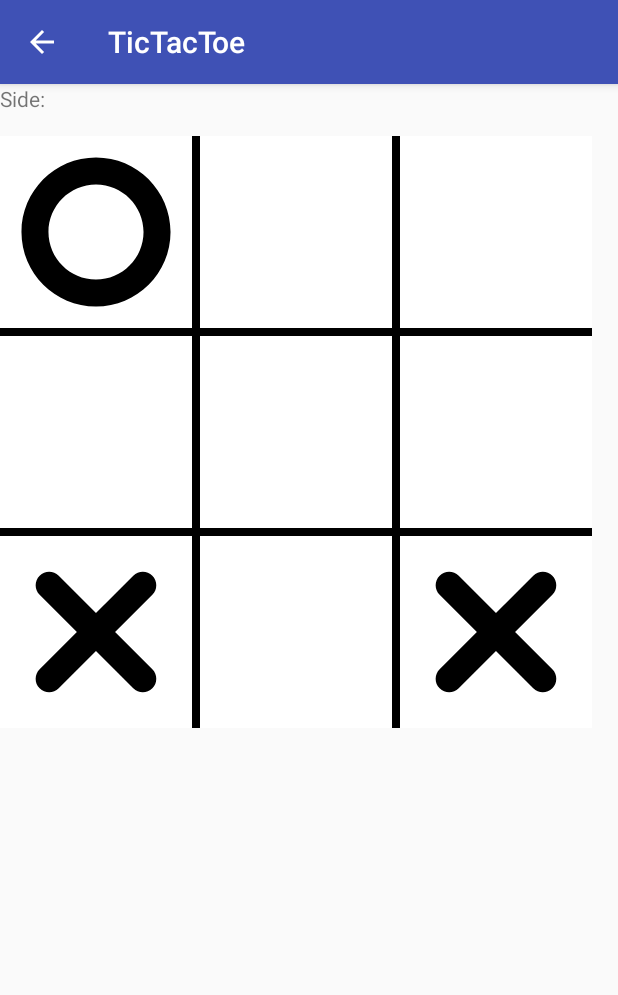
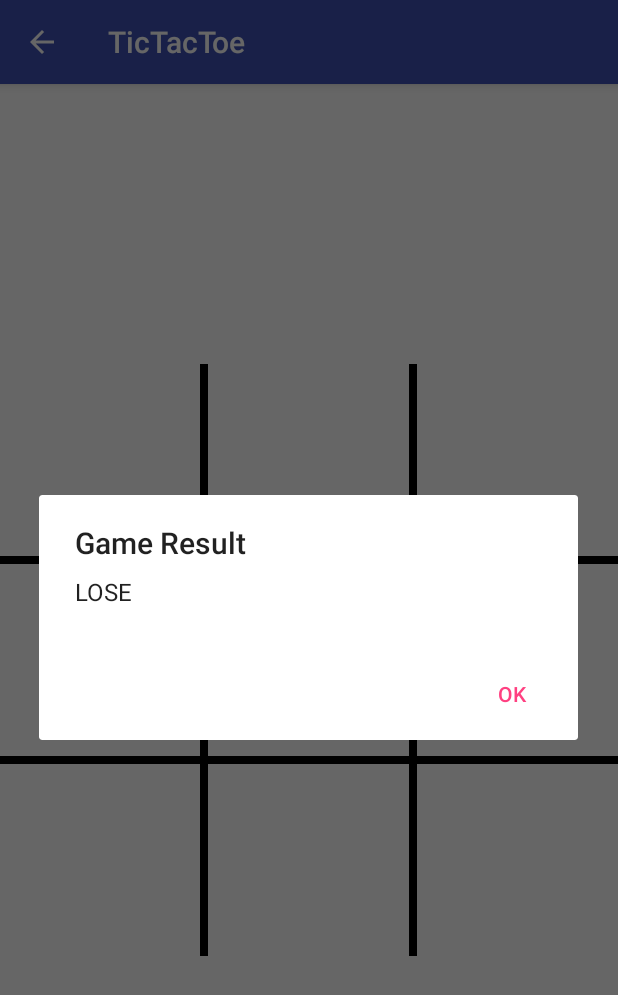
Before and after one commit to id-igv/android-tictactoe, an Android app: the GameActivity screen opened directly, with no data from a screen before it, after a tap on "00 cell", on a phone screen of 412 x 824 dp. Shown: the top 995 px of the screen. Run offline under Robolectric (Android 15) with nearby library versions, the phone set to English and light mode, and no system bars; 1 statement that could not run was skipped; 1 other tap on this screen came first.

Commit message:
fix: pve - bot starts game; game layout changed

```diff
--- a/app/src/main/java/com/igv/tictactoe/Game.java
+++ b/app/src/main/java/com/igv/tictactoe/Game.java
@@ -73,6 +73,7 @@ public class Game {
         return playerA.getSide() == side ? playerA : playerB;
     }
 
+    public Player getPlayerA() { return this.playerA; }
     public Player getPlayerB() { return this.playerB; }
 
     public Player getCurrentPlayer() {
--- a/app/src/main/java/com/igv/tictactoe/GameActivity.java
+++ b/app/src/main/java/com/igv/tictactoe/GameActivity.java
@@ -124,6 +124,16 @@ public class GameActivity extends AppCompatActivity {
                     }
                 }
         );
+
+        // if PVE and player chose side 'O' machine makes 1st move
+        if ((session.getPlayerB().getType() == Player.PLAYER_MACHINE)
+                && session.getPlayerB().getSide() == GameSettings.PLAYER_SIDE_X) {
+
+            int[] move = ((Machine) session.getPlayerB()).move(session.getField());
+            cellClick(move[0], move[1], findViewById(
+                    getResources().getIdentifier("cell" + move[0] + move[1] + "Btn", "id", getPackageName())
+            ));
+        }
     }
 
     public void showMessage(String text) {
@@ -143,14 +153,21 @@ public class GameActivity extends AppCompatActivity {
 
     public boolean proceedMove(int row, int col, View view) {
         // game continues
-        if(GameActivity.session.move(row, col)) {
-            return setCellImage(GameActivity.session.getLastMove(), view);
+        boolean canContinue = session.move(row, col);
+        boolean imageIsSet = setCellImage(GameActivity.session.getLastMove(), view);
+
+        if(canContinue) {
+            if (imageIsSet) { return true; }
+
+            return false;
         }
+
         // game ended
         int gameResult = GameActivity.session.gameResult();
 
         if (gameResult == Game.GAME_RESULT_UNKNOWN) {
             resetSession();
+
             return false; // something gone wrong (game ended but no result)
         }
 
@@ -158,6 +175,7 @@ public class GameActivity extends AppCompatActivity {
             // simple tie message
             showMessage("TIE");
             resetSession();
+
             return true;
         }
 
--- a/app/src/main/res/layout/activity_game.xml
+++ b/app/src/main/res/layout/activity_game.xml
@@ -2,28 +2,18 @@
 <LinearLayout xmlns:android="http://schemas.android.com/apk/res/android"
     xmlns:app="http://schemas.android.com/apk/res-auto"
     xmlns:tools="http://schemas.android.com/tools"
-    android:orientation="vertical"
     android:layout_width="match_parent"
-    android:layout_height="match_parent">
-
-    <LinearLayout
-        android:layout_width="match_parent"
-        android:layout_height="wrap_content"
-        android:layout_marginBottom="15dp">
-
-        <TextView
-            android:id="@+id/current_side_text"
-            android:layout_width="wrap_content"
-            android:layout_height="wrap_content"
-            android:text="@string/current_side_text" />
-    </LinearLayout>
-
-    <LinearLayout
-        android:id="@+id/gameFieldLayout"
-        android:layout_width="wrap_content"
-        android:layout_height="wrap_content"
+    android:layout_height="match_parent"
+    android:background="@drawable/ic_empty"
     android:gravity="center"
     android:orientation="vertical">
+
+    <!--<LinearLayout-->
+    <!--android:id="@+id/gameFieldLayout"-->
+    <!--android:layout_width="wrap_content"-->
+    <!--android:layout_height="wrap_content"-->
+    <!--android:gravity="center"-->
+    <!--android:orientation="vertical">-->
 
     <LinearLayout
         android:id="@+id/row0Layout"
@@ -134,5 +124,5 @@
             android:padding="0dp" />
 
     </LinearLayout>
+    <!--</LinearLayout>-->
 </LinearLayout>
-</LinearLayout>
```
Lines whose indentation alone changed are shown as unchanged.
